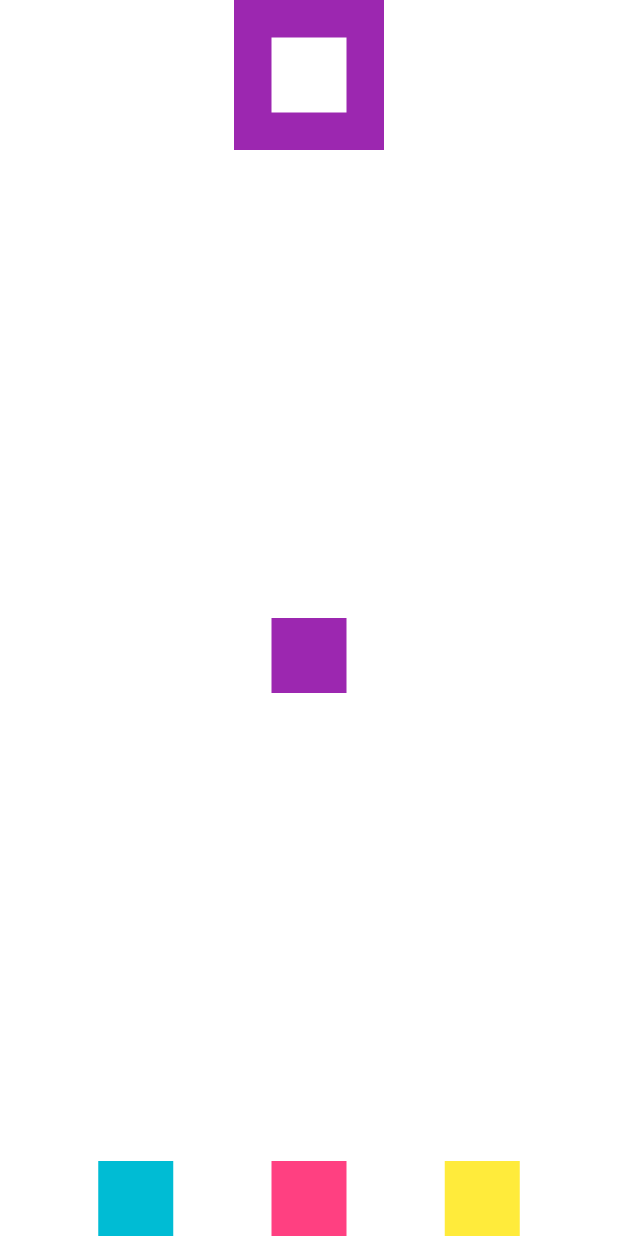
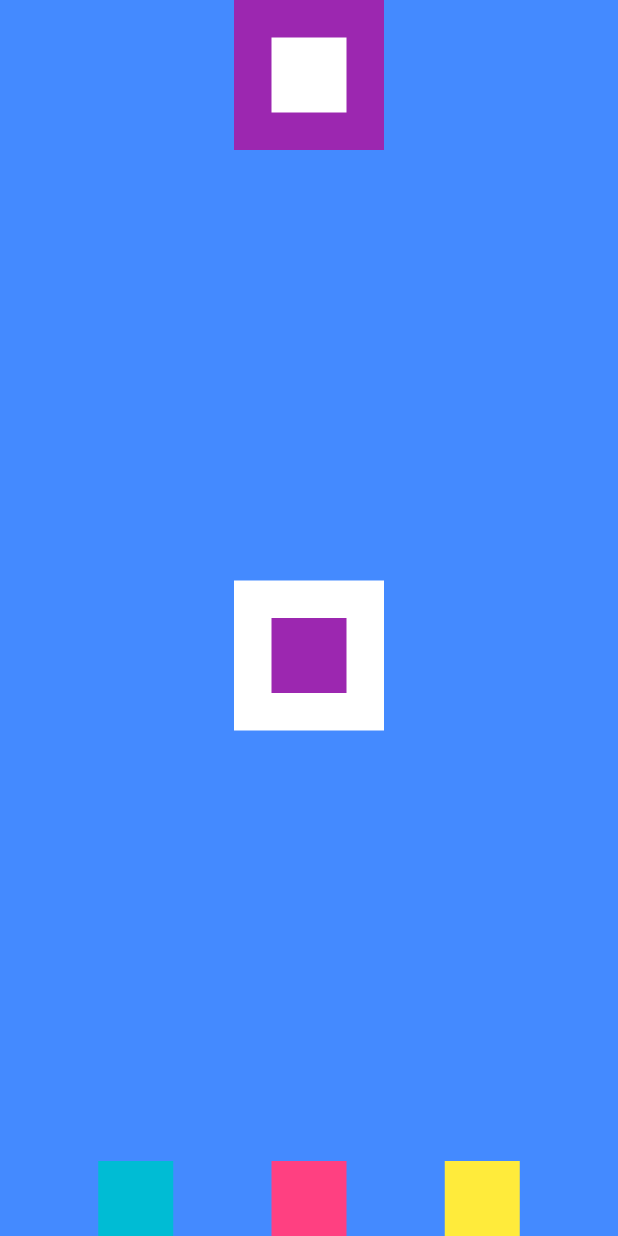
Before and after one commit to MarcusMR13/AuraWidgets-2024, a Flutter app: the screen it shows after launch, on a phone screen of 412 x 824 dp. Run offline on Flutter 3.47's test engine with Material 3 defaults, Android fonts, the phone set to English and light mode, and no system bars.

Commit message:
Alinhamentos, Stacks, Columns & Rows

```diff
--- a/lib/main.dart
+++ b/lib/main.dart
@@ -15,7 +15,9 @@
         colorScheme: ColorScheme.fromSeed(seedColor: Colors.deepPurple),
         useMaterial3: true,
       ),
-      home: Column(
+      home: Container(
+        color: Colors.blueAccent,
+        child: Column(
           mainAxisAlignment: MainAxisAlignment.spaceBetween,
           crossAxisAlignment: CrossAxisAlignment.center,
           children: [
@@ -53,13 +55,26 @@
               mainAxisAlignment: MainAxisAlignment.spaceEvenly,
               crossAxisAlignment: CrossAxisAlignment.center,
               children: [
-              Container(color: Colors.cyan, height: 50, width: 50,),
-              Container(color: Colors.pinkAccent, height: 50, width: 50,),
-              Container(color: Colors.yellow, height: 50, width: 50,),
+                Container(
+                  color: Colors.cyan,
+                  height: 50,
+                  width: 50,
+                ),
+                Container(
+                  color: Colors.pinkAccent,
+                  height: 50,
+                  width: 50,
+                ),
+                Container(
+                  color: Colors.yellow,
+                  height: 50,
+                  width: 50,
+                ),
               ],
             ),
           ],
         ),
+      ),
     );
   }
 }
```
Lines whose indentation alone changed are shown as unchanged.
